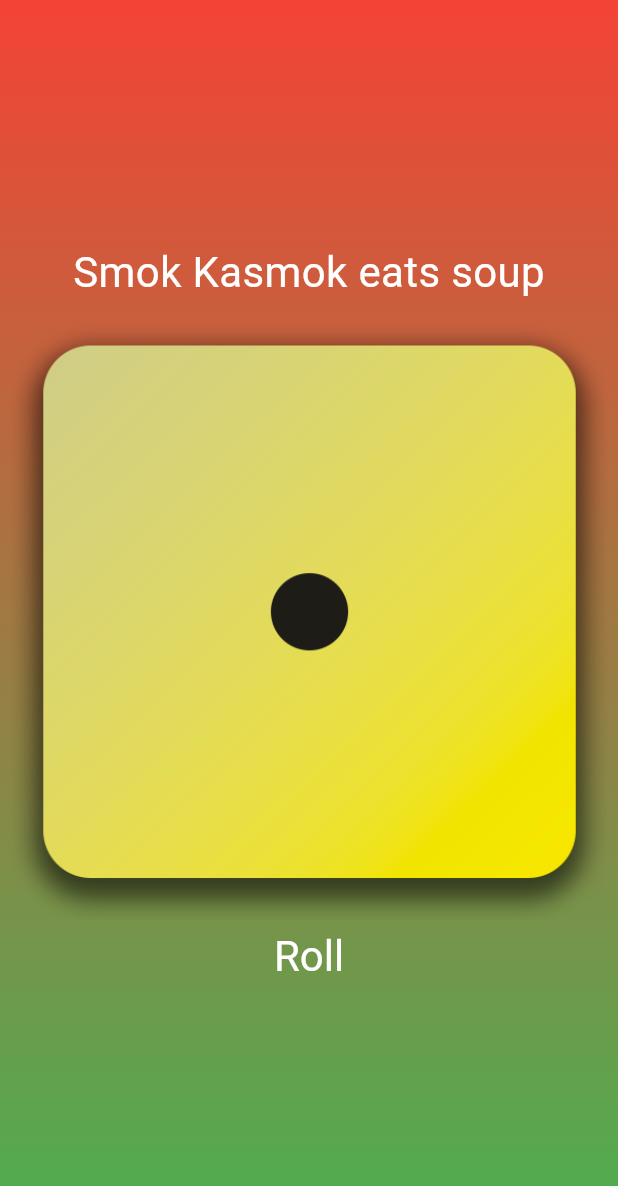
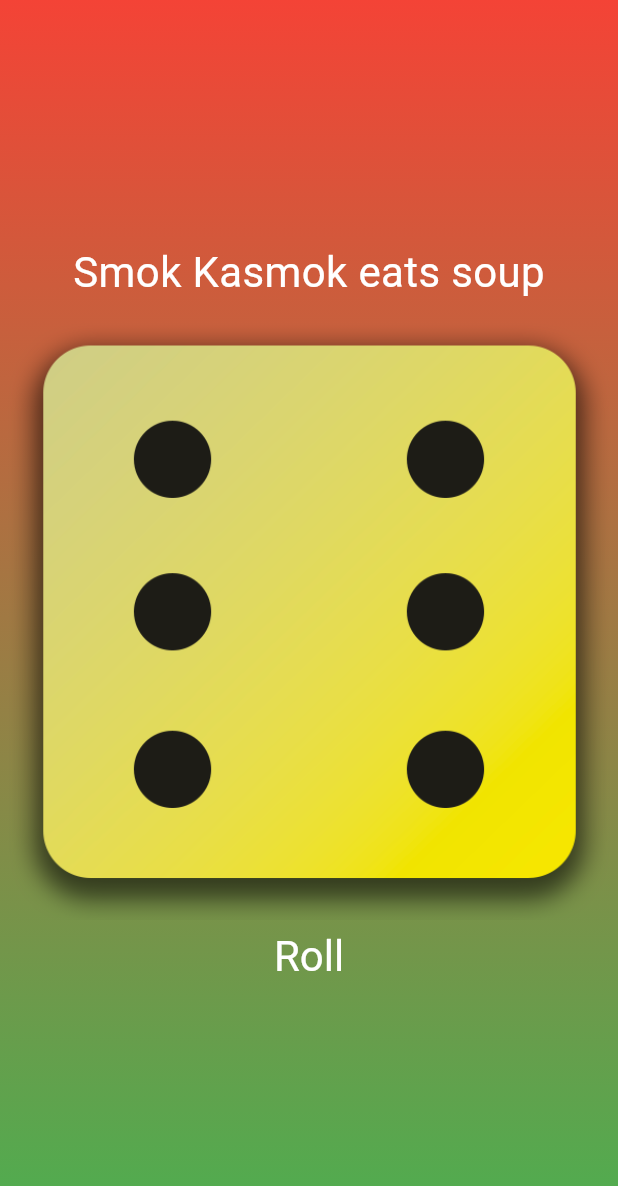
Before and after one commit to Markiu200/flutter_first_app, a Flutter app: the screen it shows after launch, after a tap on "Roll", on a phone screen of 412 x 824 dp. Shown: the top 1186 px of the screen. Run offline on Flutter 3.47's test engine with Material 3 defaults, Android fonts, the phone set to English and light mode, and no system bars.

Commit message:
Add StatefulWidget to make image chenge
udemy: https://www.udemy.com/course/learn-flutter-dart-to-build-ios-android-apps/learn/lecture/37130570#overview

```diff
--- /dev/null
+++ b/lib/dice_roller.dart
@@ -0,0 +1,44 @@
+import 'package:flutter/material.dart';
+
+class DiceRoller extends StatefulWidget {
+  // For now it's jump of faith - you split stateful widget into two classes.
+  // Public class will be defined that way, calling createState() and returning
+  // object of _DiceRollerState, which in turn contains whole definition of
+  // wanted widget.
+  const DiceRoller({super.key});
+
+  @override
+  //State is generic type
+  State<DiceRoller> createState() {
+    return _DiceRollerState();
+  }
+}
+
+class _DiceRollerState extends State<DiceRoller> {
+  String img = 'assets/images/dice-1.png';
+
+  void rollTheDice() {
+    // This is what calls for rebuild of a widget. Change it's state here.
+    setState(() {
+      img = 'assets/images/dice-6.png';
+    });
+  }
+
+  @override
+  Widget build(BuildContext context) {
+    return Column(
+      mainAxisSize: MainAxisSize.min,
+      children: [
+        Image.asset(img),
+        TextButton(
+          onPressed: rollTheDice,
+          style: TextButton.styleFrom(
+            foregroundColor: Colors.white,
+            textStyle: TextStyle(fontSize: 28),
+          ),
+          child: const Text("Roll"),
+        ),
+      ],
+    );
+  }
+}
--- a/lib/gradient_container.dart
+++ b/lib/gradient_container.dart
@@ -1,5 +1,6 @@
 import 'package:flutter/material.dart';
 import 'package:first_app/welcome_text.dart';
+import 'package:first_app/dice_roller.dart';
 
 class GradientContainer extends StatelessWidget {
   const GradientContainer({
@@ -24,18 +25,7 @@ class GradientContainer extends StatelessWidget {
       child: Center(
         child: Column(
           mainAxisAlignment: MainAxisAlignment.center,
-          children: [
-            const WelcomeText('Smok Kasmok eats soup'),
-            Image.asset('assets/images/dice-1.png'),
-            TextButton(
-              onPressed: () {},
-              style: TextButton.styleFrom(
-                foregroundColor: Colors.white,
-                textStyle: TextStyle(fontSize: 28),
-              ),
-              child: const Text("Roll"),
-            ),
-          ],
+          children: [const WelcomeText('Smok Kasmok eats soup'), DiceRoller()],
         ),
       ),
     );
```
